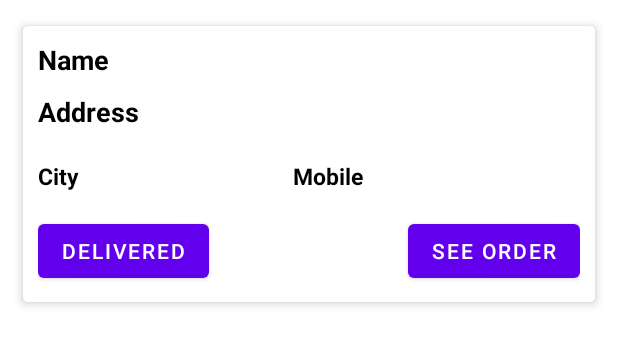
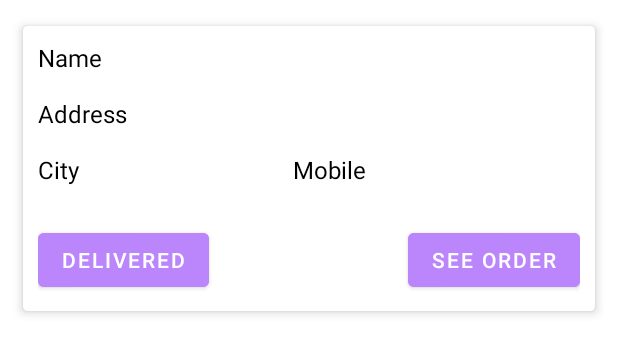
Before and after one commit to hkucheria007/Adminside, an Android app: the layout list_item_products.xml on its own in the app's theme, with its tools: preview values and no code run, on a phone screen of 412 x 824 dp. Shown: the top 354 px of the screen. Run offline under Robolectric (Android 15) with nearby library versions, the phone set to English and light mode, and no system bars.

Commit message:
MainActivity modified and statusbar color changed

```diff
--- a/app/src/main/java/com/example/adminside/MainActivity.java
+++ b/app/src/main/java/com/example/adminside/MainActivity.java
@@ -61,11 +61,12 @@ public class MainActivity extends AppCompatActivity {
 
             @Override
             protected void onBindViewHolder(@NonNull ProductsViewHolder holder, int position, @NonNull ProductsModel model) {
-                holder.CName.setText("Name:" + model.getFirstName() + " " + model.getLastName());
-                holder.CAdd.setText("Address:" + model.getAddress1() + "," + model.getAddress2() + "," + model.getAddress3()+","+model.getPincode());
-                holder.CCity.setText("City:" + model.getCity());
-                holder.CMobile.setText("Mobile:" + model.getMobile());
+                holder.CName.setText("Name:  " + model.getFirstName().toUpperCase() + " " + model.getLastName().toUpperCase());
+                holder.CAdd.setText("Address:  " + model.getAddress1() + "," + model.getAddress2() + "," + model.getAddress3()+","+model.getPincode());
+                holder.CCity.setText("City:  " + model.getCity().toUpperCase());
+                holder.CMobile.setText("Mobile:  " + model.getMobile());
 
+                //See Order Button
                 holder.Order.setOnClickListener(new View.OnClickListener() {
                     @Override
                     public void onClick(View view) {
@@ -76,6 +77,7 @@ public class MainActivity extends AppCompatActivity {
                     }
                 });
 
+                //Deliver Button
                 holder.ADelivered.setOnClickListener(new View.OnClickListener() {
                     @Override
                     public void onClick(View view) {
--- a/app/src/main/res/layout/list_item_products.xml
+++ b/app/src/main/res/layout/list_item_products.xml
@@ -21,10 +21,9 @@
         app:cardElevation="4dp"
         app:cardCornerRadius="3dp">
 
-        <LinearLayout
+        <RelativeLayout
             android:layout_width="match_parent"
             android:layout_height="wrap_content"
-            android:orientation="vertical"
             android:padding="10dp">
 
 
@@ -35,35 +34,29 @@
                 android:fitsSystemWindows="true"
                 android:text="Name"
                 android:textColor="@color/black"
-                android:textSize="18sp"
-                android:textStyle="bold" />
+                android:textSize="16dp" />
 
             <TextView
                 android:id="@+id/AddressTV"
                 android:layout_width="wrap_content"
                 android:layout_height="wrap_content"
-                android:layout_marginTop="10dp"
+                android:layout_marginTop="15dp"
                 android:fitsSystemWindows="true"
+                android:layout_below="@id/NameTV"
                 android:text="Address"
                 android:textColor="@color/black"
-                android:textSize="18sp"
-                android:textStyle="bold" />
-
-            <LinearLayout
-                android:layout_width="wrap_content"
-                android:layout_height="wrap_content"
-                android:orientation="horizontal">
+                android:textSize="16dp" />
 
                 <TextView
                     android:id="@+id/CityTV"
                     android:layout_width="150dp"
                     android:layout_height="wrap_content"
-                    android:layout_marginTop="20dp"
+                    android:layout_marginTop="15dp"
                     android:fitsSystemWindows="true"
                     android:text="City"
+                    android:layout_below="@id/AddressTV"
                     android:textColor="@color/black"
-                    android:textSize="15sp"
-                    android:textStyle="bold" />
+                    android:textSize="16dp" />
 
 
                 <TextView
@@ -71,26 +64,24 @@
                     android:layout_width="wrap_content"
                     android:layout_height="wrap_content"
                     android:layout_marginLeft="20dp"
-                    android:layout_marginTop="20dp"
+                    android:layout_marginTop="15dp"
                     android:layout_weight="1"
                     android:text="Mobile"
+                    android:layout_below="@id/AddressTV"
+                    android:layout_toRightOf="@id/CityTV"
                     android:textColor="@color/black"
-                    android:textSize="15sp"
-                    android:textStyle="bold" />
-            </LinearLayout>
+                    android:textSize="16dp" />
 
-            <RelativeLayout
-                android:id="@+id/RL1"
-                android:layout_width="wrap_content"
-                android:layout_height="wrap_content">
 
                 <Button
                     android:id="@+id/OrderBtn"
                     android:layout_width="wrap_content"
                     android:layout_height="wrap_content"
                     android:text="See Order"
+                    android:layout_below="@id/CityTV"
                     android:layout_alignParentRight="true"
-                    android:layout_marginTop="15dp"
+                    android:layout_marginTop="25dp"
+                    android:backgroundTint="@color/purple_200"
                     />
 
                 <Button
@@ -98,15 +89,11 @@
                     android:layout_width="wrap_content"
                     android:layout_height="wrap_content"
                     android:text="Delivered"
-                    android:layout_marginTop="15dp"/>
+                    android:layout_below="@id/CityTV"
+                    android:layout_marginTop="25dp"
+                    android:backgroundTint="@color/purple_200"/>
 
-            </RelativeLayout>
-
-
-
-
-
-        </LinearLayout>
+        </RelativeLayout>
     </androidx.cardview.widget.CardView>
 
 </LinearLayout>
--- a/app/src/main/res/values/themes.xml
+++ b/app/src/main/res/values/themes.xml
@@ -1,9 +1,9 @@
 <resources xmlns:tools="http://schemas.android.com/tools">
     <!-- Base application theme. -->
-    <style name="Theme.AdminSide" parent="Theme.MaterialComponents.DayNight.DarkActionBar">
+    <style name="Theme.AdminSide" parent="Theme.MaterialComponents.DayNight.NoActionBar">
         <!-- Primary brand color. -->
         <item name="colorPrimary">@color/purple_500</item>
-        <item name="colorPrimaryVariant">@color/purple_700</item>
+        <item name="colorPrimaryVariant">@color/purple_200</item>
         <item name="colorOnPrimary">@color/white</item>
         <!-- Secondary brand color. -->
         <item name="colorSecondary">@color/teal_200</item>
```
